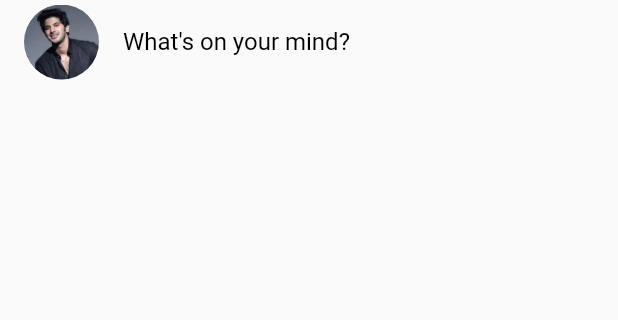
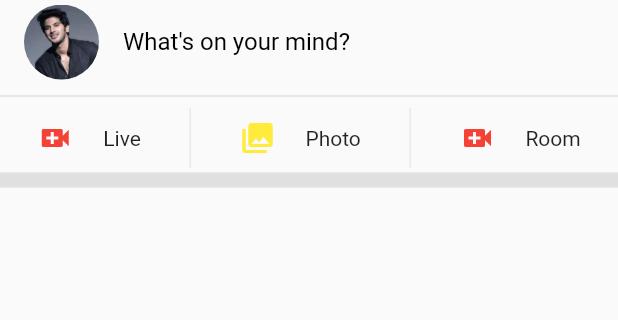
Before and after one commit to abdullakn/facebook-ui-flutter, a Flutter app: the screen it shows after launch, on a phone screen of 412 x 824 dp, the part 84-404 px from its top. Run offline on Flutter 3.47's test engine with Material 2 defaults, Android fonts, the phone set to English and light mode, and no system bars.

Commit message:
header button completed

```diff
--- a/lib/home.dart
+++ b/lib/home.dart
@@ -1,3 +1,4 @@
+import 'package:facebook_home/sections/header_button_Section.dart';
 import 'package:facebook_home/sections/status_section.dart';
 import 'package:flutter/material.dart';
 import './widgets/app_bar_button.dart';
@@ -19,14 +20,26 @@ class Home extends StatelessWidget {
                 color: Colors.blue, fontSize: 26, fontWeight: FontWeight.bold),
           ),
           actions: [
-            AppBarButton(buttonIcon: Icons.search,buttonAction: (){print("search clicked");},),
-            AppBarButton(buttonIcon: Icons.chat,buttonAction: (){print("chat clicked");},),
-
+            AppBarButton(
+              buttonIcon: Icons.search,
+              buttonAction: () {
+                print("search clicked");
+              },
+            ),
+            AppBarButton(
+              buttonIcon: Icons.chat,
+              buttonAction: () {
+                print("chat clicked");
+              },
+            ),
           ],
         ),
         body: ListView(
           children: [
-            StatusSection()
+            StatusSection(),
+            Divider(thickness: 1, color: Colors.grey[300]),
+            HeaderButtonSection(),
+            Divider(thickness: 10, color: Colors.grey[300]),
           ],
         ),
       ),
--- /dev/null
+++ b/lib/sections/header_button_section.dart
@@ -0,0 +1,54 @@
+import 'package:flutter/material.dart';
+
+class HeaderButtonSection extends StatelessWidget {
+  const HeaderButtonSection({Key? key}) : super(key: key);
+
+  Widget headerButton(
+      {String? buttonText, IconData? buttonIcon, Color? buttonColor}) {
+    return Row(
+      children: [
+        Icon(
+          buttonIcon,
+          color: buttonColor,
+        ),
+        SizedBox(
+          width: 20,
+        ),
+        Text(buttonText.toString()),
+      ],
+    );
+  }
+
+
+
+  @override
+  Widget build(BuildContext context) {
+   Widget buttonDivider = VerticalDivider(
+    thickness: 0.7,
+    color: Colors.grey[300]
+  );
+
+    return Container(
+      height: 40,
+      child: Row(
+        mainAxisAlignment: MainAxisAlignment.spaceEvenly,
+        children: [
+          headerButton(
+              buttonIcon: Icons.video_call,
+              buttonText: "Live",
+              buttonColor: Colors.red),
+          buttonDivider,
+          headerButton(
+              buttonIcon: Icons.photo_library,
+              buttonText: "Photo",
+              buttonColor: Colors.yellow),
+          buttonDivider,
+          headerButton(
+              buttonIcon: Icons.video_call,
+              buttonText: "Room",
+              buttonColor: Colors.red),
+        ],
+      ),
+    );
+  }
+}
```
